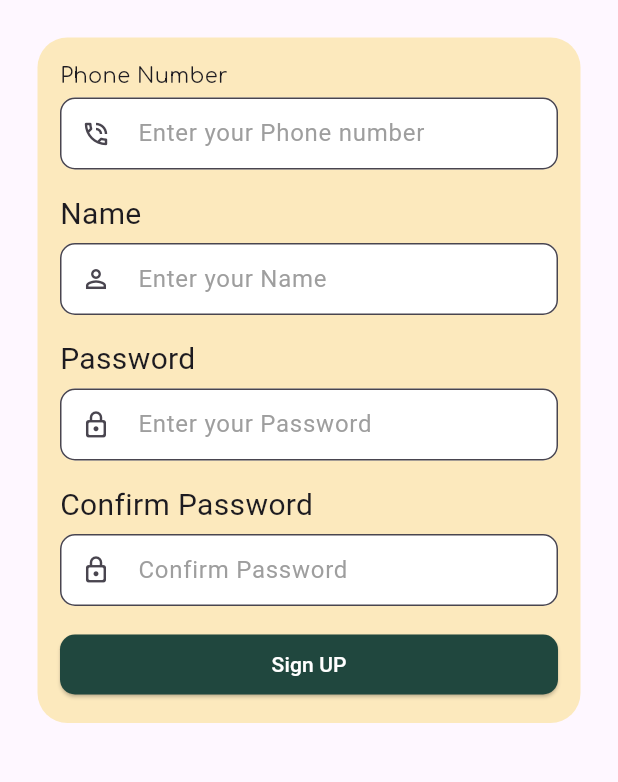
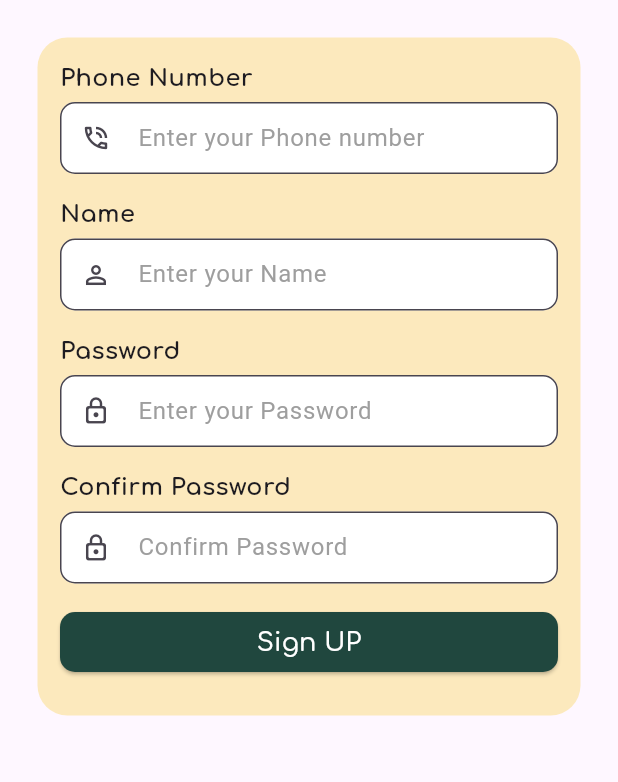
Before and after one commit to UncleTanto/shaghaf_room, a Flutter app: the screen it shows after launch, on a phone screen of 412 x 824 dp, the part 375-1157 px from its top. Run offline on Flutter 3.47's test engine with Material 3 defaults, Android fonts, the phone set to English and light mode, and no system bars; our stand-ins replace dio, go_router, google_fonts.

Commit message:
Added widget ButtonTempl

```diff
--- a/lib/core/utils/style.dart
+++ b/lib/core/utils/style.dart
@@ -7,6 +7,7 @@ import 'package:google_fonts/google_fonts.dart';
 abstract class Styles{
   static var comfortaa14 = GoogleFonts.comfortaa(fontSize: 14);
   static var comfortaa16 = GoogleFonts.comfortaa(fontSize: 16);
+  static var comfortaa16Bold = GoogleFonts.comfortaa(fontSize: 16,fontWeight: FontWeight.bold);
   static var comfortaa17 = GoogleFonts.comfortaa(fontSize: 17);
   static var comfortaa17Medium = GoogleFonts.comfortaa(fontSize: 17,fontWeight: FontWeight.w500);
 
--- a/lib/feature/authenticator/presentation/views/register.dart
+++ b/lib/feature/authenticator/presentation/views/register.dart
@@ -3,6 +3,7 @@ import 'package:google_fonts/google_fonts.dart';
 import 'package:shaghaf_room/core/utils/assets.dart';
 import 'package:shaghaf_room/core/utils/constants.dart';
 import 'package:shaghaf_room/core/utils/style.dart';
+import 'package:shaghaf_room/feature/authenticator/presentation/views/widgets/ButtonTempl.dart';
 import 'package:shaghaf_room/feature/authenticator/presentation/views/widgets/textFormTempl.dart';
 
 //this class is still under implementation
@@ -14,82 +15,77 @@ class Register extends StatelessWidget {
   Widget build(BuildContext context) {
     return SafeArea(
       child: Scaffold(
-
         body: Column(
           children: [
-            const SizedBox(height: 50,),
-             const Image(
-                height: 200,
-                width: double.infinity,
-                image: AssetImage(logo)),
+            const SizedBox(
+              height: 50,
+            ),
+            const Image(
+                height: 200, width: double.infinity, image: AssetImage(logo)),
             Padding(
               padding: const EdgeInsets.all(20.0),
               child: Container(
-
                 decoration: const BoxDecoration(
-                  borderRadius: BorderRadius.all(Radius.circular(20)),
-                  color: Color(0xFFFCE9BD)),
-
-               margin: const EdgeInsets.all(5),
-               padding: const EdgeInsets.all(15),
-                child:  Column(
+                    borderRadius: BorderRadius.all(Radius.circular(20)),
+                    color: Color(0xFFFCE9BD)),
+                margin: const EdgeInsets.all(5),
+                padding: const EdgeInsets.all(15),
+                child: Column(
                   crossAxisAlignment: CrossAxisAlignment.start,
                   children: [
-                     Text(
+                    Text(
                       "Phone Number",
-                      style: Styles.comfortaa14,
+                      style: Styles.comfortaa16Bold,
                     ),
                     //a widget TextFormTempl will be for all text fields
                     //we can pass text and icon
-                     const TextFormTempl(textInside: "Enter your Phone number",
-                    iconInside: Icons.phone_in_talk_outlined,showPassword: false,),
-                     const SizedBox(height: 10,),
-                     const Text(
+                    const TextFormTempl(
+                      textInside: "Enter your Phone number",
+                      iconInside: Icons.phone_in_talk_outlined,
+                      showPassword: false,
+                    ),
+                    const SizedBox(
+                      height: 10,
+                    ),
+                    Text(
                       "Name",
-                      style: TextStyle(fontSize: 20,),
+                      style: Styles.comfortaa16Bold,
                     ),
                     //a widget TextFormTempl will be for all text fields
-                    const TextFormTempl(textInside: "Enter your Name",
-                    iconInside: Icons.perm_identity_outlined,showPassword: false,),
-                    const SizedBox(height: 10,),
-                     const Text(
+                    const TextFormTempl(
+                      textInside: "Enter your Name",
+                      iconInside: Icons.perm_identity_outlined,
+                      showPassword: false,
+                    ),
+                    const SizedBox(
+                      height: 10,
+                    ),
+                    Text(
                       "Password",
-                      style: TextStyle(fontSize: 20,),
+                      style: Styles.comfortaa16Bold,
                     ),
                     //a widget TextFormTempl will be for all text fields
-                    const TextFormTempl(textInside: "Enter your Password",
-                    iconInside: Icons.lock_outline_rounded,showPassword: true,),
+                    const TextFormTempl(
+                      textInside: "Enter your Password",
+                      iconInside: Icons.lock_outline_rounded,
+                      showPassword: true,
+                    ),
 
-                    const SizedBox(height: 10,),
-                     const Text(
+                    const SizedBox(
+                      height: 10,
+                    ),
+                    Text(
                       "Confirm Password",
-                      style: TextStyle(fontSize: 20,),
+                      style: Styles.comfortaa16Bold,
                     ),
-                    const TextFormTempl(textInside: "Confirm Password", iconInside: Icons.lock_outline_rounded, showPassword: true),
-
-                  //FloatingActionButton(onPressed: onPressed)
-
-                  const SizedBox(height: 10,),
-                  SizedBox(
-                    width: double.infinity,
-                    child: ElevatedButton(
-
-                                    onPressed: () {
-                    //print('Rounded Elevated Button Pressed');
-                                    },
-                                    style: ElevatedButton.styleFrom(
-                    backgroundColor: const Color(0xFF20473E),
-                    foregroundColor: Colors.white,
-                    shape: RoundedRectangleBorder(
-                      borderRadius: BorderRadius.circular(10),
-
-                    ),
-                                    ),
-                                    child: Text('Sign UP'),
-                                  ),
-                  ),
+                    const TextFormTempl(
+                        textInside: "Confirm Password",
+                        iconInside: Icons.lock_outline_rounded,
+                        showPassword: true),
 
 
+                    //instead of sized box I have added padding inside button
+                   ButtonTempl(text: "Sign UP")
                   ],
                 ),
               ),
--- /dev/null
+++ b/lib/feature/authenticator/presentation/views/widgets/ButtonTempl.dart
@@ -0,0 +1,30 @@
+import 'package:flutter/material.dart';
+import 'package:shaghaf_room/core/utils/style.dart';
+
+class ButtonTempl extends StatelessWidget {
+  const ButtonTempl({super.key, required this.text});
+
+  final String text;
+  @override
+  Widget build(BuildContext context) {
+    return Padding(
+      padding: const EdgeInsets.symmetric(vertical: 10),
+      child: SizedBox(
+        width: double.infinity,
+        child: ElevatedButton(
+          onPressed: () {
+            //print('Rounded Elevated Button Pressed');
+          },
+          style: ElevatedButton.styleFrom(
+            backgroundColor: const Color(0xFF20473E),
+            foregroundColor: Colors.white,
+            shape: RoundedRectangleBorder(
+              borderRadius: BorderRadius.circular(10),
+            ),
+          ),
+          child: Text('$text',style: Styles.comfortaa17,),
+        ),
+      ),
+    );
+  }
+}
```
